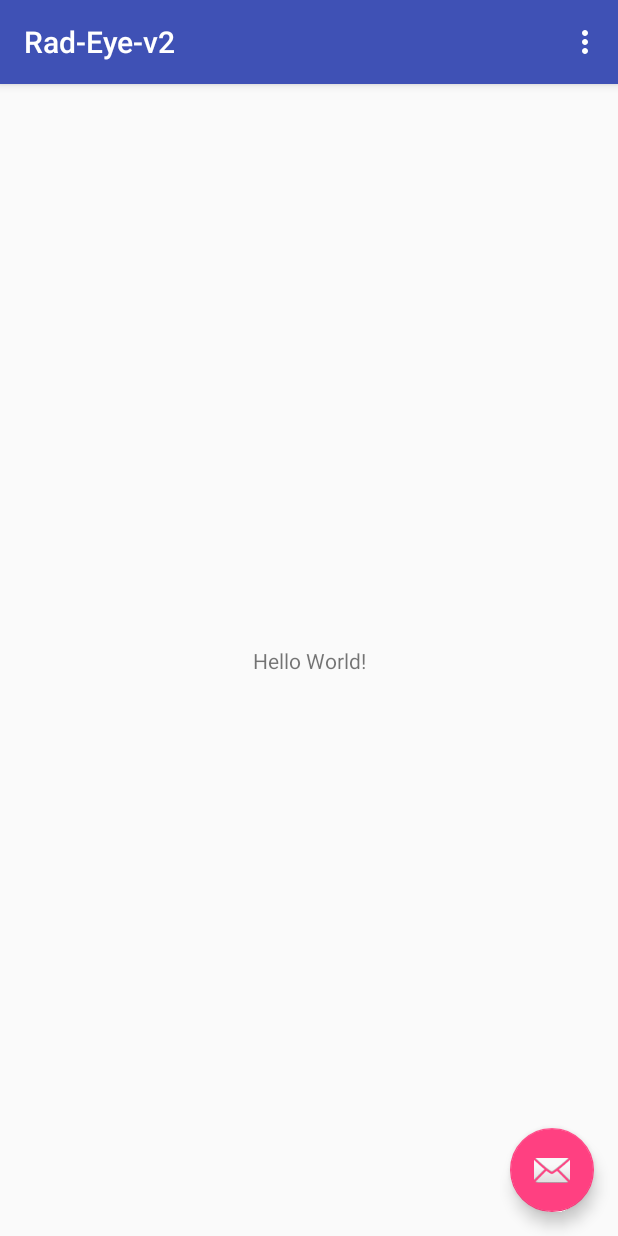
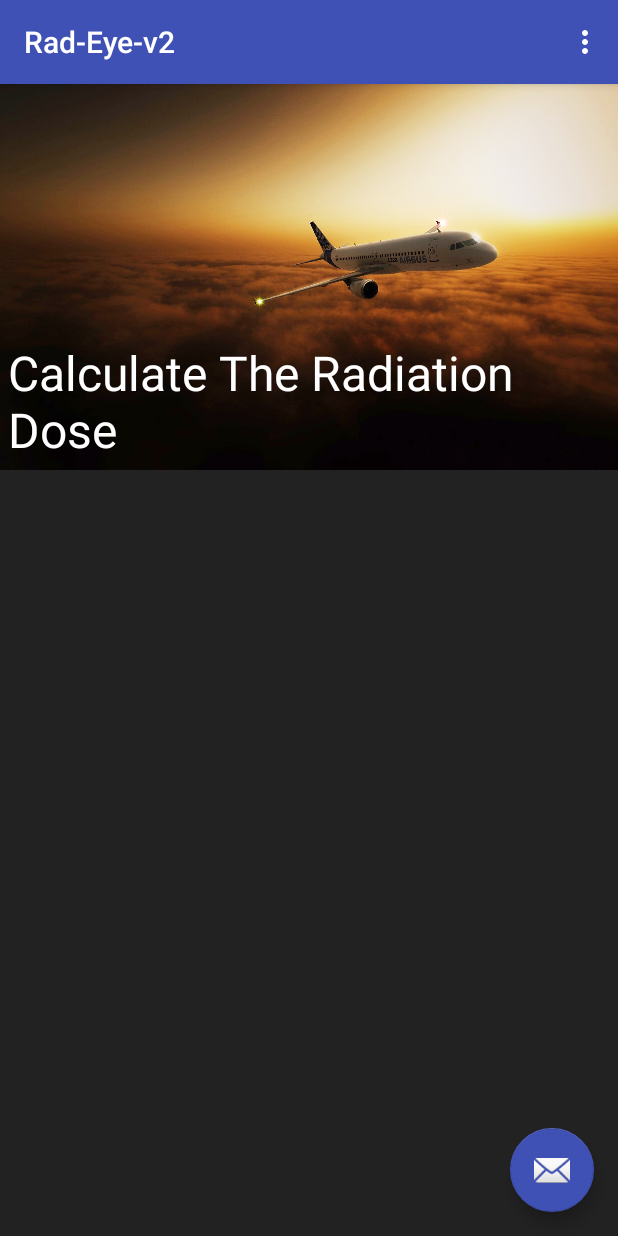
Before and after one commit to k-sae/Rad-Eye-v2, an Android app: the screen it shows after launch (MainActivity), on a phone screen of 412 x 824 dp. Run offline under Robolectric (Android 15) with nearby library versions, the phone set to English and light mode, and no system bars.

Commit message:
finish basic layout

```diff
--- /dev/null
+++ b/app/src/main/java/com/p4f/kareem/rad_eye_v2/Adapters/FragmentAdapter.java
@@ -0,0 +1,8 @@
+package com.p4f.kareem.rad_eye_v2.Adapters;
+
+/**
+ * Created by kareem on 28/04/17.
+ */
+
+public class FragmentAdapter {
+}
--- a/app/src/main/res/layout/fragment_main.xml
+++ b/app/src/main/res/layout/fragment_main.xml
@@ -4,16 +4,39 @@
     xmlns:tools="http://schemas.android.com/tools"
     android:layout_width="match_parent"
     android:layout_height="match_parent"
+    android:background="@color/background"
     tools:context="com.p4f.kareem.rad_eye_v2.MainActivityFragment"
     tools:showIn="@layout/activity_main">
+<ScrollView
+    android:layout_width="match_parent"
+    android:layout_height="match_parent">
+    <RelativeLayout
+        android:layout_width="match_parent"
+        android:layout_height="wrap_content">
+        <ImageView
+            android:layout_width="match_parent"
+            android:layout_height="wrap_content" android:src="@mipmap/background"
+            android:background="#000"
+            android:layout_alignParentTop="true"
+            android:layout_alignParentStart="true"
+            android:layout_alignParentLeft="true"
+            android:adjustViewBounds="true"
+            android:id="@+id/background"
+            />
 
-    <TextView
-        android:layout_width="wrap_content"
-        android:layout_height="wrap_content"
-        android:text="Hello World!"
-        app:layout_constraintBottom_toBottomOf="parent"
-        app:layout_constraintLeft_toLeftOf="parent"
-        app:layout_constraintRight_toRightOf="parent"
-        app:layout_constraintTop_toTopOf="parent" />
-
+        <TextView
+            android:id="@+id/textView"
+            android:layout_width="wrap_content"
+            android:layout_height="wrap_content"
+            android:layout_alignBottom="@id/background"
+            android:textColor="@color/colorForeground"
+            android:textSize="32sp"
+            android:layout_margin="5dp"
+            android:text="@string/calculate_the_radiation_dose" />
+        <android.support.v4.view.ViewPager
+            android:layout_width="match_parent"
+            android:layout_height="wrap_content"
+            android:id="@+id/mainViewPager"/>
+    </RelativeLayout>
+</ScrollView>
 </android.support.constraint.ConstraintLayout>
--- a/app/src/main/res/values/colors.xml
+++ b/app/src/main/res/values/colors.xml
@@ -2,5 +2,7 @@
 <resources>
     <color name="colorPrimary">#3F51B5</color>
     <color name="colorPrimaryDark">#303F9F</color>
-    <color name="colorAccent">#FF4081</color>
+    <color name="colorAccent">#3F51B5</color>
+    <color name="colorForeground">#fff</color>
+    <color name="background">#222</color>
 </resources>
--- a/app/src/main/res/values/strings.xml
+++ b/app/src/main/res/values/strings.xml
@@ -1,4 +1,5 @@
 <resources>
     <string name="app_name">Rad-Eye-v2</string>
     <string name="action_settings">Settings</string>
+    <string name="calculate_the_radiation_dose">Calculate The Radiation Dose</string>
 </resources>
```
Also changed, not shown: app/src/main/res/mipmap-hdpi/background.jpg (added).
